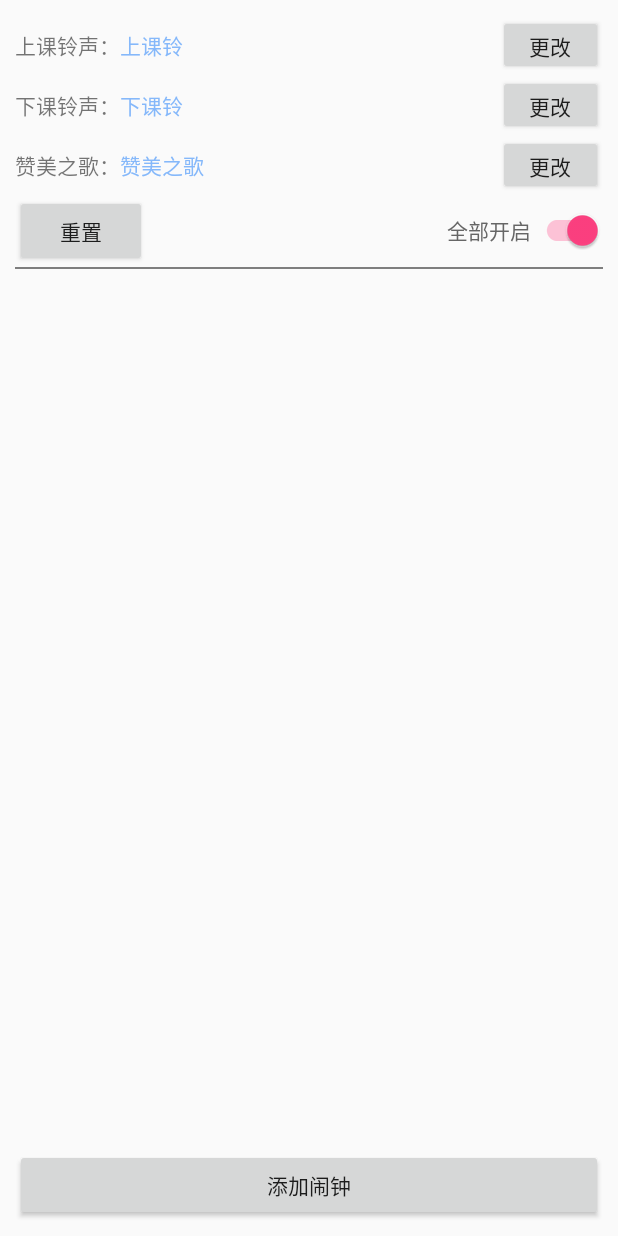
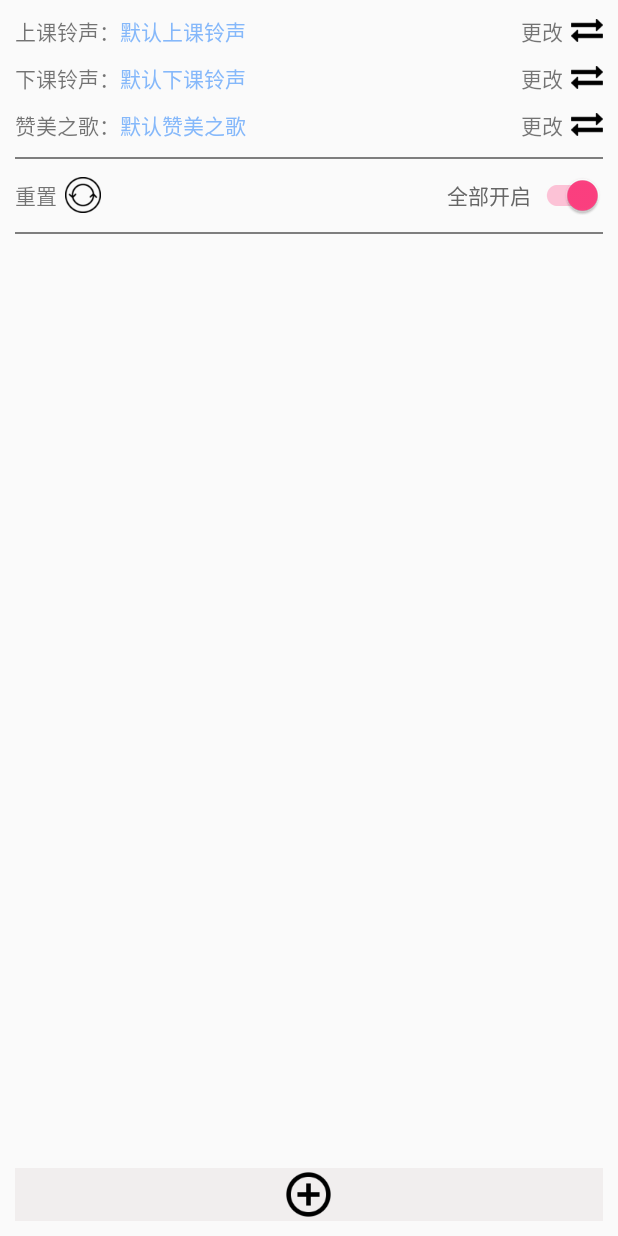
Before and after one commit to SimonX15/RingInSchool, an Android app: the screen it shows after launch (MainActivity), on a phone screen of 412 x 824 dp. Run offline under Robolectric (Android 15) with nearby library versions, the phone set to English and light mode, and no system bars; libraries missing offline, so code that uses them is left out: com.chad.library, com.tbruyelle.rxpermissions2, io.realm, io.realm.annotations; 10 statements that could not run were skipped.

Commit message:
0.1：设置铃声

```diff
--- a/app/src/main/java/com/app/simon/ringinschool/alarm/AlarmManagerHelper.kt
+++ b/app/src/main/java/com/app/simon/ringinschool/alarm/AlarmManagerHelper.kt
@@ -61,14 +61,14 @@ object AlarmManagerHelper {
     /**
      * 更新闹钟
      */
-    fun updateAlarm(context: Context, fromPosition: Int, hourOfDay: Int, minute: Int, onCompletedListener: OnCompletedListener? = null) {
+    fun updateAlarm(context: Context, fromPosition: Int, hourOfDay: Int, minute: Int, alarmType: Int?, onCompletedListener: OnCompletedListener? = null) {
         Log.i(TAG, "updateAlarm start: ${App.alarmList}")
         //先取消闹钟
         cancelAllAlarm(context)
         //删除
         App.alarmList.removeAt(fromPosition)
         //new
-        val currentAlarm = Alarm(hourOfDay, minute)
+        val currentAlarm = Alarm(hourOfDay, minute, alarmType = alarmType)
         //插入的位置
         var toPosition = App.alarmList.size
         loop@ for (index in 0 until App.alarmList.size) {
--- a/app/src/main/java/com/app/simon/ringinschool/alarm/AlarmService.kt
+++ b/app/src/main/java/com/app/simon/ringinschool/alarm/AlarmService.kt
@@ -26,7 +26,7 @@ class AlarmService : Service() {
         alarmIndex?.run {
             if (alarmIndex != -1 && alarmIndex < App.alarmList.size) {
                 val alarm = App.alarmList[alarmIndex]
-                AlarmManagerHelper.updateAlarm(this@AlarmService, alarmIndex, alarm.hourOfDay, alarm.minute)
+                AlarmManagerHelper.updateAlarm(this@AlarmService, alarmIndex, alarm.hourOfDay, alarm.minute, alarm.alarmType)
                 //闹钟开始
                 MediaPlayerUtil.play(this@AlarmService, "")
             }
--- a/app/src/main/java/com/app/simon/ringinschool/alarm/adapter/AlarmAdapter.kt
+++ b/app/src/main/java/com/app/simon/ringinschool/alarm/adapter/AlarmAdapter.kt
@@ -3,7 +3,6 @@ package com.app.simon.ringinschool.alarm.adapter
 import android.content.Context
 import android.support.v7.widget.SwitchCompat
 import android.widget.TextView
-import com.app.simon.ringinschool.App
 import com.app.simon.ringinschool.R
 import com.app.simon.ringinschool.alarm.models.Alarm
 import com.app.simon.ringinschool.alarm.models.AlarmType
@@ -37,13 +36,13 @@ class AlarmAdapter(val context: Context, data: MutableList<Alarm>) : BaseQuickAd
 
             when (alarmType) {
                 AlarmType.TYPE_START -> {
-                    tvMusicName!!.text = App.ring.startMusic?.name
+                    tvMusicName!!.text = "上课铃声"
                 }
                 AlarmType.TYPE_END -> {
-                    tvMusicName!!.text = App.ring.endMusic?.name
+                    tvMusicName!!.text = "下课铃声"
                 }
                 else -> {
-                    tvMusicName!!.text = App.ring.graceMusic?.name
+                    tvMusicName!!.text = "赞美之歌"
                 }
             }
 
--- a/app/src/main/java/com/app/simon/ringinschool/ui/MainActivity.kt
+++ b/app/src/main/java/com/app/simon/ringinschool/ui/MainActivity.kt
@@ -16,15 +16,13 @@ import com.app.simon.ringinschool.alarm.AlarmManagerHelper
 import com.app.simon.ringinschool.alarm.OnCompletedListener
 import com.app.simon.ringinschool.alarm.adapter.AlarmAdapter
 import com.app.simon.ringinschool.ring.models.Music
+import com.app.simon.ringinschool.utils.DefaultUtil
 import com.app.simon.ringinschool.utils.PermissionUtil
 import com.app.simon.ringinschool.utils.TimeUtil
 import com.app.simon.ringinschool.widgets.CustomerItemDecoration
 import kotlinx.android.synthetic.main.content_main.*
-import org.jetbrains.anko.alert
-import org.jetbrains.anko.cancelButton
-import org.jetbrains.anko.okButton
+import org.jetbrains.anko.*
 import org.jetbrains.anko.sdk25.coroutines.onClick
-import org.jetbrains.anko.toast
 import java.util.*
 import kotlin.collections.ArrayList
 
@@ -35,7 +33,11 @@ class MainActivity : AppCompatActivity() {
     private var lastBackPressTime: Long = 0
 
     var adapter: AlarmAdapter? = null
-    var musicList: ArrayList<Music> = ArrayList()
+
+    /** 音乐列表 */
+    private var musicList: ArrayList<Music> = ArrayList()
+    /** 只有名称 */
+    private var musicNameList: ArrayList<String> = ArrayList()
 
     override fun onCreate(savedInstanceState: Bundle?) {
         super.onCreate(savedInstanceState)
@@ -56,19 +58,8 @@ class MainActivity : AppCompatActivity() {
     }
 
     private fun initViews() {
-        tv_alarm_start.text = App.ring.startMusic?.name
-        tv_alarm_end.text = App.ring.endMusic?.name
-        tv_alarm_grace.text = App.ring.graceMusic?.name
-
+        refreshRingViews()
         initRecyclerView()
-
-        App.alarmList.forEach {
-            if (it.isOpening) {
-                sc_alarm_status.isChecked = true
-                sc_alarm_status.text = "全部开启"
-                return@forEach
-            }
-        }
 
         sc_alarm_status.setOnCheckedChangeListener { buttonView, isChecked ->
             buttonView.text = if (isChecked) {
@@ -87,7 +78,7 @@ class MainActivity : AppCompatActivity() {
             adapter?.notifyDataSetChanged()
         }
 
-        btn_add_alarm.onClick {
+        fl_add_alarm.onClick {
             val calendar = Calendar.getInstance()
             //当前时间上加一分钟
             calendar.add(Calendar.MINUTE, 1)
@@ -106,13 +97,14 @@ class MainActivity : AppCompatActivity() {
                     .show()
         }
 
-        btn_set_default.onClick {
+        tv_reset.onClick {
             //重置为默认内容
             val alert = alert {
                 title = "是否全部重置为默认设置，包括铃声和闹钟时间的设置"
                 okButton {
-                    // FIXME: 2018/1/10 by xw TODO: 重置为默认
-
+                    DefaultUtil.setAlarmDefault(this@MainActivity)
+                    DefaultUtil.setRingDefault()
+                    adapter?.notifyDataSetChanged()
                 }
                 cancelButton {
 
@@ -121,6 +113,34 @@ class MainActivity : AppCompatActivity() {
             alert.isCancelable = false
             alert.show()
         }
+
+        tv_change_start_ring.onClick {
+            searchExternalMusic()
+            selector("请选择上课铃声", musicNameList, { dialogInterface, i ->
+                App.ring.startMusic = musicList[i]
+                refreshRingViews()
+            })
+        }
+        tv_change_end_ring.onClick {
+            searchExternalMusic()
+            selector("请选择下课铃声", musicNameList, { dialogInterface, i ->
+                App.ring.endMusic = musicList[i]
+                refreshRingViews()
+            })
+        }
+        tv_change_grace_ring.onClick {
+            searchExternalMusic()
+            selector("请选择赞美之歌", musicNameList, { dialogInterface, i ->
+                App.ring.graceMusic = musicList[i]
+                refreshRingViews()
+            })
+        }
+    }
+
+    private fun refreshRingViews() {
+        tv_alarm_start.text = App.ring.startMusic?.name
+        tv_alarm_end.text = App.ring.endMusic?.name
+        tv_alarm_grace.text = App.ring.graceMusic?.name
     }
 
     private fun initRecyclerView() {
@@ -142,7 +162,7 @@ class MainActivity : AppCompatActivity() {
                             toast("已经设置过该时间的闹钟")
                             return@OnTimeSetListener
                         }
-                        AlarmManagerHelper.updateAlarm(this@MainActivity, position, hourOfDay, minute, object : OnCompletedListener {
+                        AlarmManagerHelper.updateAlarm(this@MainActivity, position, hourOfDay, minute, alarm.alarmType, object : OnCompletedListener {
                             override fun updateAtPosition(from: Int, to: Int) {
                                 adapter?.notifyItemChanged(from)
                                 adapter?.notifyItemMoved(from, to)
@@ -193,6 +213,14 @@ class MainActivity : AppCompatActivity() {
 
         recycler_view.adapter = adapter
         recycler_view.addItemDecoration(CustomerItemDecoration(this, LinearLayoutManager.VERTICAL))
+
+        App.alarmList.forEach {
+            if (it.isOpening) {
+                sc_alarm_status.isChecked = true
+                sc_alarm_status.text = "全部开启"
+                return@forEach
+            }
+        }
     }
 
     private fun refreshViews() {
@@ -201,6 +229,19 @@ class MainActivity : AppCompatActivity() {
 
     /** 查询所有的音乐 */
     private fun searchExternalMusic() {
+        if (musicList.isNotEmpty()) {
+            return
+        }
+        if (App.ring.startMusic != null) {
+            musicList.add(App.ring.startMusic!!)
+        }
+        if (App.ring.endMusic != null) {
+            musicList.add(App.ring.endMusic!!)
+        }
+        if (App.ring.graceMusic != null) {
+            musicList.add(App.ring.graceMusic!!)
+        }
+
         var cursor: Cursor? = null
         try {
             cursor = contentResolver.query(MediaStore.Audio.Media.EXTERNAL_CONTENT_URI, null, null, null,
@@ -216,12 +257,15 @@ class MainActivity : AppCompatActivity() {
                 //                val time = cursor.getInt(cursor.getColumnIndexOrThrow(MediaStore.Audio.Media._ID)) // 歌曲的id
 
                 val music = Music(path, name, artist, duration)
-                Log.i(TAG, "music: $path")
                 musicList.add(music)
             }
         } catch (ex: Exception) {
             ex.printStackTrace()
         } finally {
+            musicList.forEach {
+                musicNameList.add(it.name)
+            }
+            Log.i(TAG, "musicNameList: $musicNameList")
             cursor?.close()
         }
     }
--- a/app/src/main/java/com/app/simon/ringinschool/utils/DefaultUtil.kt
+++ b/app/src/main/java/com/app/simon/ringinschool/utils/DefaultUtil.kt
@@ -52,8 +52,8 @@ object DefaultUtil {
 
     /** 设置默认的铃声 */
     fun setRingDefault() {
-        App.ring.startMusic = Music("assets/default_start.wav", "上课铃")
-        App.ring.endMusic = Music("assets/default_end.wav", "下课铃")
-        App.ring.graceMusic = Music("assets/amazing_grace.mp3", "赞美之歌")
+        App.ring.startMusic = Music("assets/default_start.wav", "默认上课铃声")
+        App.ring.endMusic = Music("assets/default_end.wav", "默认下课铃声")
+        App.ring.graceMusic = Music("assets/amazing_grace.mp3", "默认赞美之歌")
     }
 }
--- a/app/src/main/res/layout/activity_main.xml
+++ b/app/src/main/res/layout/activity_main.xml
@@ -6,7 +6,6 @@
     android:layout_width="match_parent"
     android:layout_height="match_parent"
     android:orientation="vertical"
-    android:padding="10dp"
     tools:context="com.app.simon.ringinschool.ui.MainActivity">
 
     <include layout="@layout/content_main"/>
--- a/app/src/main/res/layout/content_main.xml
+++ b/app/src/main/res/layout/content_main.xml
@@ -1,8 +1,12 @@
 <?xml version="1.0" encoding="utf-8"?>
-<merge
+<LinearLayout
     xmlns:android="http://schemas.android.com/apk/res/android"
     xmlns:app="http://schemas.android.com/apk/res-auto"
     xmlns:tools="http://schemas.android.com/tools"
+    android:layout_width="match_parent"
+    android:layout_height="match_parent"
+    android:orientation="vertical"
+    android:padding="10dp"
     tools:showIn="@layout/activity_main">
 
     <LinearLayout
@@ -23,16 +27,19 @@
             android:text="默认"
             android:textColor="#85b8fa"/>
 
-        <Button
-            android:id="@+id/btn_alarm_start"
-            android:layout_width="70dp"
-            android:layout_height="40dp"
+        <TextView
+            android:id="@+id/tv_change_start_ring"
+            android:layout_width="wrap_content"
+            android:layout_height="wrap_content"
+            android:drawableEnd="@drawable/ic_change"
+            android:drawablePadding="5dp"
             android:text="更改"/>
     </LinearLayout>
 
     <LinearLayout
         android:layout_width="match_parent"
         android:layout_height="wrap_content"
+        android:layout_marginTop="10dp"
         android:gravity="center_vertical">
 
         <TextView
@@ -48,16 +55,20 @@
             android:text="默认"
             android:textColor="#85b8fa"/>
 
-        <Button
-            android:id="@+id/btn_alarm_end"
-            android:layout_width="70dp"
-            android:layout_height="40dp"
+        <TextView
+            android:id="@+id/tv_change_end_ring"
+            android:layout_width="wrap_content"
+            android:layout_height="wrap_content"
+            android:drawableEnd="@drawable/ic_change"
+            android:drawablePadding="5dp"
             android:text="更改"/>
     </LinearLayout>
 
     <LinearLayout
         android:layout_width="match_parent"
         android:layout_height="wrap_content"
+        android:layout_marginBottom="5dp"
+        android:layout_marginTop="10dp"
         android:gravity="center_vertical">
 
         <TextView
@@ -73,22 +84,35 @@
             android:text="默认"
             android:textColor="#85b8fa"/>
 
-        <Button
-            android:id="@+id/btn_alarm_grace"
-            android:layout_width="70dp"
-            android:layout_height="40dp"
+        <TextView
+            android:id="@+id/tv_change_grace_ring"
+            android:layout_width="wrap_content"
+            android:layout_height="wrap_content"
+            android:drawableEnd="@drawable/ic_change"
+            android:drawablePadding="5dp"
             android:text="更改"/>
     </LinearLayout>
+
+    <TextView
+        android:layout_width="match_parent"
+        android:layout_height="1dp"
+        android:layout_marginTop="5dp"
+        android:background="#7e7e7e"/>
 
     <LinearLayout
         android:layout_width="match_parent"
         android:layout_height="wrap_content"
+        android:layout_marginBottom="5dp"
+        android:layout_marginTop="5dp"
         android:gravity="center_vertical">
 
-        <Button
-            android:id="@+id/btn_set_default"
+        <TextView
+            android:id="@+id/tv_reset"
             android:layout_width="wrap_content"
             android:layout_height="wrap_content"
+            android:drawableEnd="@drawable/ic_reset"
+            android:drawablePadding="5dp"
+            android:gravity="center_vertical"
             android:text="重置"/>
 
         <android.support.v4.widget.Space
@@ -120,9 +144,18 @@
         app:layoutManager="android.support.v7.widget.LinearLayoutManager"
         tools:listitem="@layout/item_alarm"/>
 
-    <Button
-        android:id="@+id/btn_add_alarm"
+    <FrameLayout
+        android:id="@+id/fl_add_alarm"
         android:layout_width="match_parent"
         android:layout_height="wrap_content"
-        android:text="添加闹钟"/>
-</merge>
+        android:background="#f1eeee">
+
+        <ImageView
+            android:layout_width="35dp"
+            android:layout_height="35dp"
+            android:layout_gravity="center_horizontal"
+            android:background="@drawable/ic_add"/>
+    </FrameLayout>
+
+
+</LinearLayout>
```
Also changed, not shown: app/src/main/res/drawable-xhdpi/ic_add.png (added), app/src/main/res/drawable-xhdpi/ic_change.png (added), app/src/main/res/drawable-xhdpi/ic_reset.png (added).
